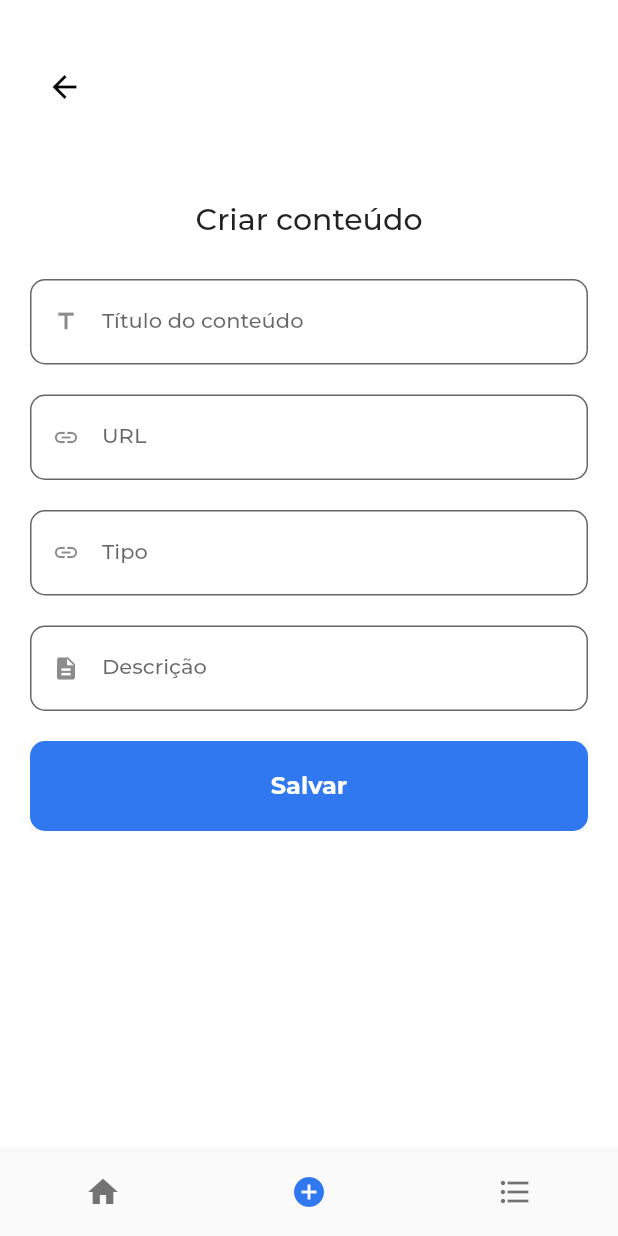
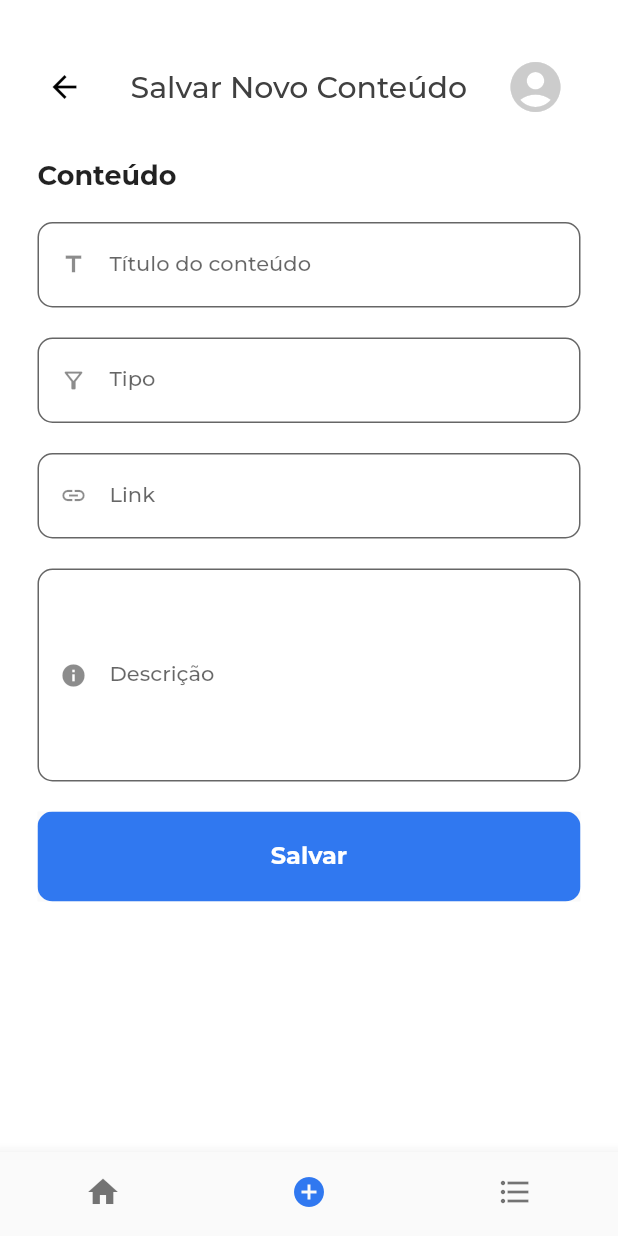
Before and after one commit to lulugonn/see_later_app, a Flutter app: the NavBar screen opened directly, item 2 of the bottom bar chosen, on a phone screen of 412 x 824 dp. Run offline on Flutter 3.47's test engine with Material 2 defaults, Android fonts, the light colour scheme and no system bars; our stand-ins replace chips_choice, dio, flutter_secure_storage, flutter_svg; accounts and stored records are empty; network calls fail; project files that could hold a hidden picture were left out.

Commit message:
feat(content): creat content

```diff
--- a/lib/screens/home/widgets/content_form.dart
+++ b/lib/screens/home/widgets/content_form.dart
@@ -15,8 +15,12 @@ class ContentForm extends StatefulWidget {
 }
 
 class _ContentFormState extends State<ContentForm> {
-
   late ContentModel order;
+  final GlobalKey<FormState> _contentFormKey = GlobalKey<FormState>();
+  final TextEditingController _contentTitleKey = TextEditingController();
+  final TextEditingController _contentTypeKey = TextEditingController();
+  final TextEditingController _contentLinkKey = TextEditingController();
+  final TextEditingController _contentNotesKey = TextEditingController();
 
   @override
   void initState() {
@@ -24,20 +28,24 @@ class _ContentFormState extends State<ContentForm> {
     order = ContentModel();
   }
 
-
   @override
   Widget build(BuildContext context) {
-    return Container(
-                padding: EdgeInsets.all(20),
-                child: Column(
-                  mainAxisSize: MainAxisSize.min,
-                  children: [
-                    const Padding(
-                      padding: EdgeInsets.all(8.0),
-                      child: Text(
-                        'Criar conteúdo',
-                        style: TextStyle(fontSize: 20),
+    return SingleChildScrollView(
+        child: Form(
+      key: _contentFormKey,
+      child: Padding(
+          padding: const EdgeInsets.symmetric(horizontal: 25.0),
+          child: Column(children: [
+            Row(
+              children: const [
+                Text(
+                  'Conteúdo',
+                  style: TextStyle(
+                    fontWeight: FontWeight.bold,
+                    fontSize: 18,
                   ),
+                ),
+              ],
             ),
             Padding(
               padding: const EdgeInsets.only(top: 20.0, bottom: 20.0),
@@ -45,62 +53,137 @@ class _ContentFormState extends State<ContentForm> {
                   hintText: 'Título do conteúdo',
                   obscureText: false,
                   prefixIconData: Icons.title,
-                        onChanged: (value) {
-                          setState(() {
-                            order.title = value;
-                          });
-                        },
-                      ),
-                    ),
-                    Padding(
-                      padding: const EdgeInsets.only(bottom: 20.0),
-                      child: TextFieldWidget(
-                        hintText: 'URL',
-                        obscureText: false,
-                        prefixIconData: Icons.link,
-                        onChanged: (value) {
-                          setState(() {
-                            order.url = value;
-                          });
-                        },
-                      ),
+                  controller: _contentTitleKey,
+                  autovalidateMode: AutovalidateMode.onUserInteraction,
+                  validator: _validateInput,
+                  onSaved: (input) => order.title = input),
             ),
             Padding(
               padding: const EdgeInsets.only(bottom: 20.0),
               child: TextFieldWidget(
                   hintText: 'Tipo',
                   obscureText: false,
-                        prefixIconData: Icons.link,
-                        onChanged: (value) {
-                          setState(() {
-                            order.type = value;
-                          });
-                        },
-                      ),
+                  prefixIconData: Icons.filter_alt_outlined,
+                  controller: _contentLinkKey,
+                  autovalidateMode: AutovalidateMode.onUserInteraction,
+                  validator: _validateInput,
+                  onSaved: (input) => order.type = input),
             ),
             Padding(
               padding: const EdgeInsets.only(bottom: 20.0),
               child: TextFieldWidget(
+                  hintText: 'Link',
+                  obscureText: false,
+                  prefixIconData: Icons.link,
+                  controller: _contentTypeKey,
+                  autovalidateMode: AutovalidateMode.onUserInteraction,
+                  validator: _validateInput,
+                  onSaved: (input) => order.url = input),
+            ),
+            Padding(
+              padding: const EdgeInsets.only(bottom: 20.0),
+              child: TextFieldWidget(
+                  minLines: 6,
+                  keyboardType: TextInputType.multiline,
+                  maxLines: null,
                   hintText: 'Descrição',
                   obscureText: false,
-                        prefixIconData: Icons.description,
-                        onChanged: (value) {
-                          setState(() {
-                            order.notes = value;
-                          });
-                        },
-                      ),
+                  prefixIconData: Icons.info,
+                  controller: _contentNotesKey,
+                  autovalidateMode: AutovalidateMode.onUserInteraction,
+                  validator: _validateInput,
+                  onSaved: (input) => order.notes = input),
             ),
             ButtonWidget(
                 title: 'Salvar',
                 hasBorder: false,
-                        onTap: () {
+                onTap: () async {
+                  if (validateAndSave()) {
                     _salvarConteudo();
+                  }
                 }),
-                  ],
-                ),
-              );
+          ])),
+    ));
+    // return SingleChildScrollView(
+    //   child: Container(
+    //               padding: EdgeInsets.all(20),
+    //               child: Column(
+    //                 mainAxisSize: MainAxisSize.min,
+    //                 children: [
+    //                   const Padding(
+    //                     padding: EdgeInsets.all(8.0),
+    //                     child: Text(
+    //                       'Criar conteúdo',
+    //                       style: TextStyle(fontSize: 20),
+    //                     ),
+    //                   ),
+    //                   Padding(
+    //                     padding: const EdgeInsets.only(top: 20.0, bottom: 20.0),
+    //                     child: TextFieldWidget(
+    //                       hintText: 'Título do conteúdo',
+    //                       obscureText: false,
+    //                       prefixIconData: Icons.title,
+    //                       onChanged: (value) {
+    //                         setState(() {
+    //                           order.title = value;
+    //                         });
+    //                       },
+    //                     ),
+    //                   ),
+    //                   Padding(
+    //                     padding: const EdgeInsets.only(bottom: 20.0),
+    //                     child: TextFieldWidget(
+    //                       hintText: 'URL',
+    //                       obscureText: false,
+    //                       prefixIconData: Icons.link,
+    //                       onChanged: (value) {
+    //                         setState(() {
+    //                           order.url = value;
+    //                         });
+    //                       },
+    //                     ),
+    //                   ),
+    //                   Padding(
+    //                     padding: const EdgeInsets.only(bottom: 20.0),
+    //                     child: TextFieldWidget(
+    //                       hintText: 'Tipo',
+    //                       obscureText: false,
+    //                       prefixIconData: Icons.filter_alt_outlined,
+    //                       onChanged: (value) {
+    //                         setState(() {
+    //                           order.type = value;
+    //                         });
+    //                       },
+    //                     ),
+    //                   ),
 
+    //
+    //                   ButtonWidget(
+    //                       title: 'Salvar',
+    //                       hasBorder: false,
+    //                       onTap: () {
+    //                         _salvarConteudo();
+    //                       }),
+    //                 ],
+    //               ),
+    //             ),
+    // );
+  }
+
+  bool validateAndSave() {
+    final form = _contentFormKey.currentState;
+    if (form!.validate()) {
+      form.save();
+      return true;
+    }
+    return false;
+  }
+
+  String? _validateInput(String? value) {
+    if (value!.length == 0) {
+      return "Por favor, preencha os dados";
+    }
+    return null;
   }
 
   void _salvarConteudo() async {
@@ -111,8 +194,8 @@ class _ContentFormState extends State<ContentForm> {
       Navigator.of(context).push(MaterialPageRoute(builder: (context) {
         return const NavBar();
       }));
-      AlertDialogService().showAlertDefault(context, 'Parabéns!','Conteúdo criado com sucesso!');
-
+      AlertDialogService().showAlertDefault(
+          context, 'Parabéns!', 'Conteúdo criado com sucesso!');
     } catch (e) {
       AlertDialogService().closeLoader(context);
       AlertDialogService().showAlertDefault(context, 'Atenção!', e.toString());
--- a/lib/screens/widgets/textfield_widget.dart
+++ b/lib/screens/widgets/textfield_widget.dart
@@ -11,6 +11,7 @@ class TextFieldWidget extends StatelessWidget {
   final String? Function(String?)? validator;
   final TextInputType? keyboardType;
   final int? maxLines;
+  final int? minLines;
   final AutovalidateMode? autovalidateMode;
   final Widget? suffixIcon;
   final TextEditingController? controller;
@@ -29,6 +30,7 @@ class TextFieldWidget extends StatelessWidget {
       this.maxLines,
       this.autovalidateMode,
       this.suffixIcon,
+      this.minLines,
       });
 
   @override
@@ -42,7 +44,8 @@ class TextFieldWidget extends StatelessWidget {
       validator: validator,
       onChanged: onChanged,
       obscureText: obscureText,
-      maxLines: maxLines?? 1 ,
+      minLines: minLines,
+      maxLines: maxLines ,
       keyboardType: keyboardType,
       style: const TextStyle(
         color: Global.mediumBlue,
```
Also changed, not shown: lib/screens/nav_bar/nav_bar.dart (+16 -8 lines), 3 other files. Lines whose indentation alone changed are shown as unchanged.
